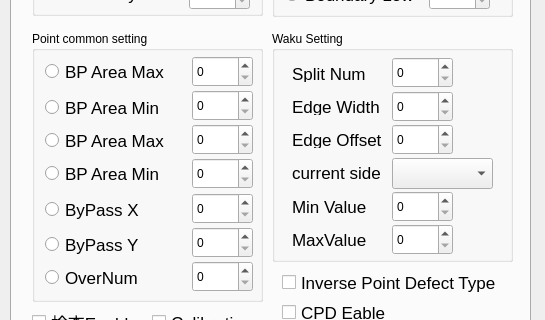
First picture: the form in funcpar.ui, repository hsinying-tsai/CT2, before the edit; both pictures show x 0 to 545 and y 405 to 725 of the 545 by 812 pixel window.
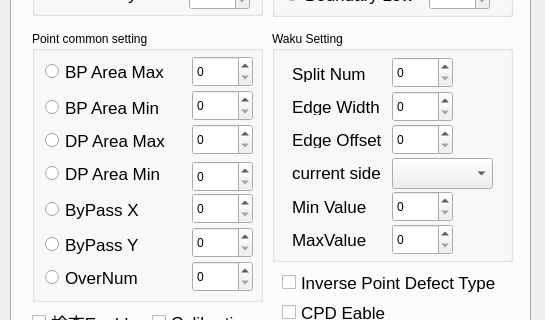
Second picture: the form after the edit. The open tabs and pages were chosen to show the change.

```diff
--- a/funcpar.ui
+++ b/funcpar.ui
@@ -495,7 +495,7 @@
       <property name="geometry">
        <rect>
         <x>160</x>
-        <y>127</y>
+        <y>130</y>
         <width>61</width>
         <height>31</height>
        </rect>
@@ -526,7 +526,7 @@
        </font>
       </property>
       <property name="text">
-       <string>BP Area Min</string>
+       <string>DP Area Min</string>
       </property>
       <property name="autoExclusive">
        <bool>false</bool>
@@ -547,7 +547,7 @@
        </font>
       </property>
       <property name="text">
-       <string>BP Area Max</string>
+       <string>DP Area Max</string>
       </property>
       <property name="autoExclusive">
        <bool>false</bool>
```
Left out of the diff: 136 changed lines with no effect on the pictures.
